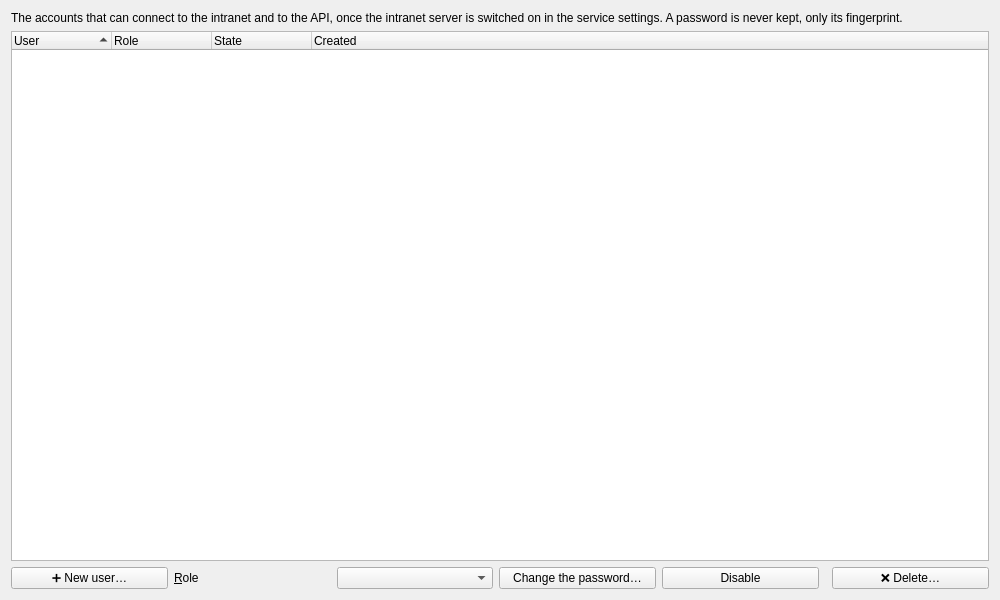
Qt form src/machincast/interface/ui/api_tab.ui (dascritch/machincast) before a commit.
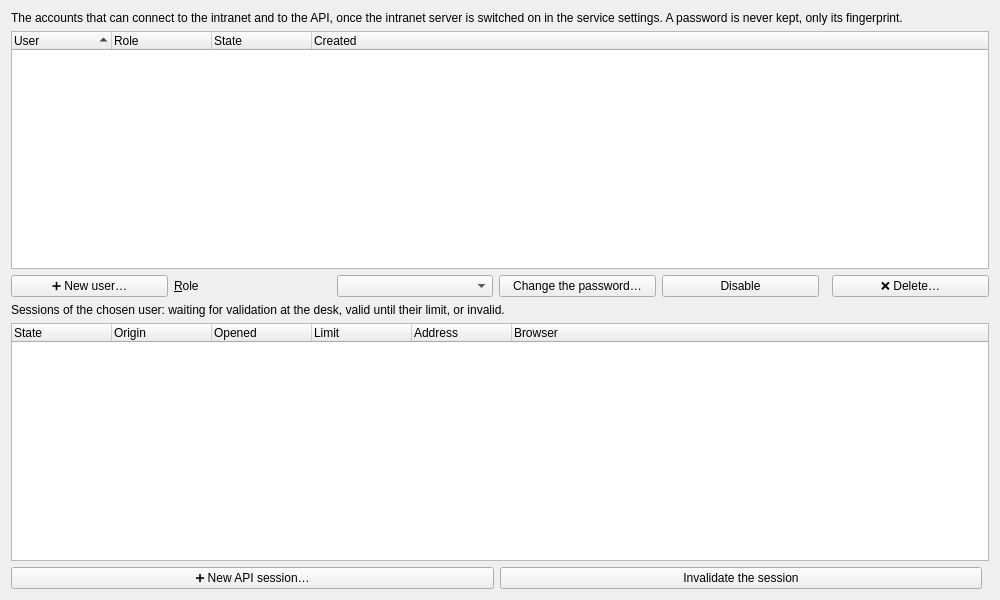
The same form after that commit.

Commit message: feat(intranet): connexion validée au pupitre par un code à 6 chiffres

The edit to the form file:
```diff
--- a/src/machincast/interface/ui/api_tab.ui
+++ b/src/machincast/interface/ui/api_tab.ui
@@ -109,6 +109,84 @@
      </item>
     </layout>
    </item>
+   <item>
+    <widget class="QLabel" name="sessions_label">
+     <property name="text">
+      <string>Sessions of the chosen user: waiting for validation at the desk, valid until their limit, or invalid.</string>
+     </property>
+     <property name="wordWrap">
+      <bool>true</bool>
+     </property>
+    </widget>
+   </item>
+   <item>
+    <widget class="QTreeWidget" name="sessions">
+     <property name="editTriggers">
+      <set>QAbstractItemView::EditTrigger::NoEditTriggers</set>
+     </property>
+     <property name="alternatingRowColors">
+      <bool>true</bool>
+     </property>
+     <property name="rootIsDecorated">
+      <bool>false</bool>
+     </property>
+     <column>
+      <property name="text">
+       <string>State</string>
+      </property>
+     </column>
+     <column>
+      <property name="text">
+       <string>Origin</string>
+      </property>
+     </column>
+     <column>
+      <property name="text">
+       <string>Opened</string>
+      </property>
+     </column>
+     <column>
+      <property name="text">
+       <string>Limit</string>
+      </property>
+     </column>
+     <column>
+      <property name="text">
+       <string>Address</string>
+      </property>
+     </column>
+     <column>
+      <property name="text">
+       <string>Browser</string>
+      </property>
+     </column>
+    </widget>
+   </item>
+   <item>
+    <layout class="QHBoxLayout" name="session_actions">
+     <item>
+      <widget class="QPushButton" name="new_session">
+       <property name="text">
+        <string>➕ New API session…</string>
+       </property>
+      </widget>
+     </item>
+     <item>
+      <widget class="QPushButton" name="invalidate_session">
+       <property name="text">
+        <string>Invalidate the session</string>
+       </property>
+      </widget>
+     </item>
+     <item>
+      <spacer name="session_space">
+       <property name="orientation">
+        <enum>Qt::Orientation::Horizontal</enum>
+       </property>
+      </spacer>
+     </item>
+    </layout>
+   </item>
   </layout>
  </widget>
  <resources/>
```
The commit also changes 35 other files.
